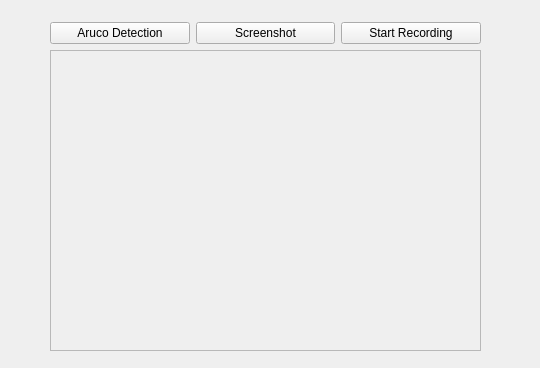
robotique-udes/rover, file rover_gui/ui/ui/VideoPlayer.ui: the form before one commit.
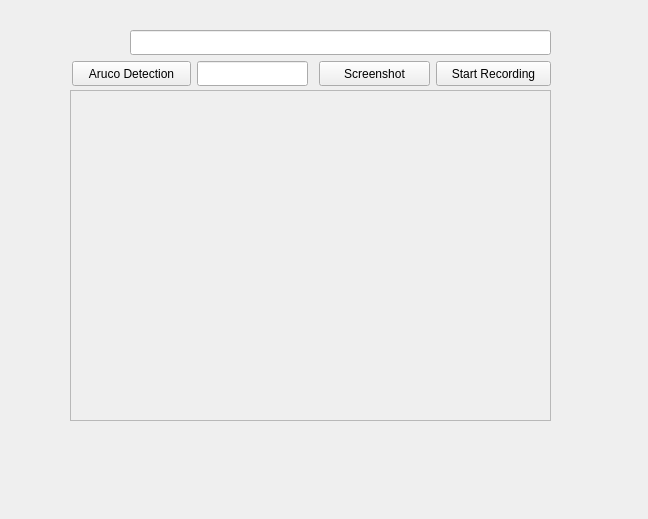
The form after the commit.

What changed in the file:
```diff
--- a/rover_gui/ui/ui/VideoPlayer.ui
+++ b/rover_gui/ui/ui/VideoPlayer.ui
@@ -6,8 +6,8 @@
    <rect>
     <x>0</x>
     <y>0</y>
-    <width>540</width>
-    <height>368</height>
+    <width>648</width>
+    <height>519</height>
    </rect>
   </property>
   <property name="windowTitle">
@@ -16,10 +16,10 @@
   <widget class="QFrame" name="frame">
    <property name="geometry">
     <rect>
-     <x>50</x>
-     <y>50</y>
-     <width>431</width>
-     <height>301</height>
+     <x>70</x>
+     <y>90</y>
+     <width>481</width>
+     <height>331</height>
     </rect>
    </property>
    <property name="frameShape">
@@ -29,18 +29,41 @@
     <enum>QFrame::Raised</enum>
    </property>
   </widget>
-  <widget class="QWidget" name="layoutWidget">
+  <widget class="QLineEdit" name="lineEdit">
    <property name="geometry">
     <rect>
-     <x>50</x>
-     <y>20</y>
-     <width>431</width>
-     <height>27</height>
+     <x>130</x>
+     <y>30</y>
+     <width>421</width>
+     <height>25</height>
     </rect>
    </property>
-   <layout class="QHBoxLayout" name="horizontalLayout">
-    <item>
+   <property name="readOnly">
+    <bool>true</bool>
+   </property>
+  </widget>
+  <widget class="QLineEdit" name="lineEdit_2">
+   <property name="geometry">
+    <rect>
+     <x>197</x>
+     <y>61</y>
+     <width>111</width>
+     <height>25</height>
+    </rect>
+   </property>
+   <property name="readOnly">
+    <bool>true</bool>
+   </property>
+  </widget>
      <widget class="QPushButton" name="arucoPushButton">
+   <property name="geometry">
+    <rect>
+     <x>72</x>
+     <y>61</y>
+     <width>119</width>
+     <height>25</height>
+    </rect>
+   </property>
       <property name="text">
        <string>Aruco Detection</string>
       </property>
@@ -48,9 +71,15 @@
        <bool>true</bool>
       </property>
      </widget>
-    </item>
-    <item>
      <widget class="QPushButton" name="pushButton_2">
+   <property name="geometry">
+    <rect>
+     <x>319</x>
+     <y>61</y>
+     <width>111</width>
+     <height>25</height>
+    </rect>
+   </property>
       <property name="text">
        <string>Screenshot</string>
       </property>
@@ -58,18 +87,21 @@
        <bool>true</bool>
       </property>
      </widget>
-    </item>
-    <item>
      <widget class="QPushButton" name="pushButton_3">
+   <property name="geometry">
+    <rect>
+     <x>436</x>
+     <y>61</y>
+     <width>115</width>
+     <height>25</height>
+    </rect>
+   </property>
       <property name="text">
        <string>Start Recording</string>
       </property>
       <property name="checkable">
        <bool>true</bool>
       </property>
-     </widget>
-    </item>
-   </layout>
   </widget>
  </widget>
  <resources/>
```
Lines whose indentation alone changed are shown as unchanged.
